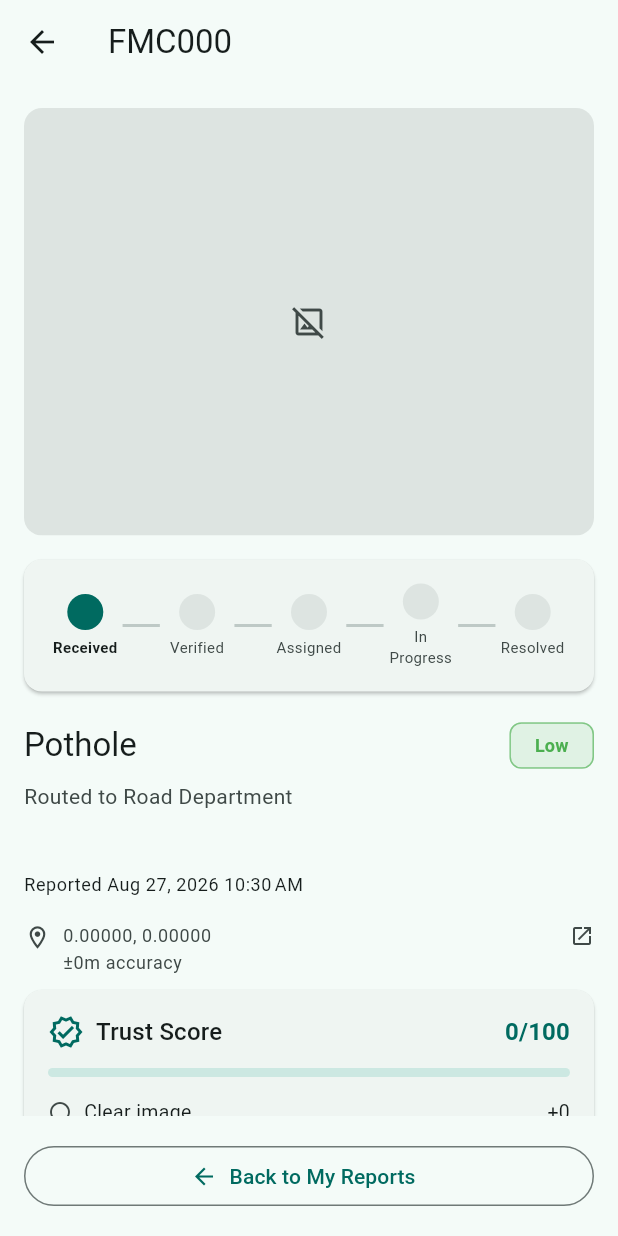
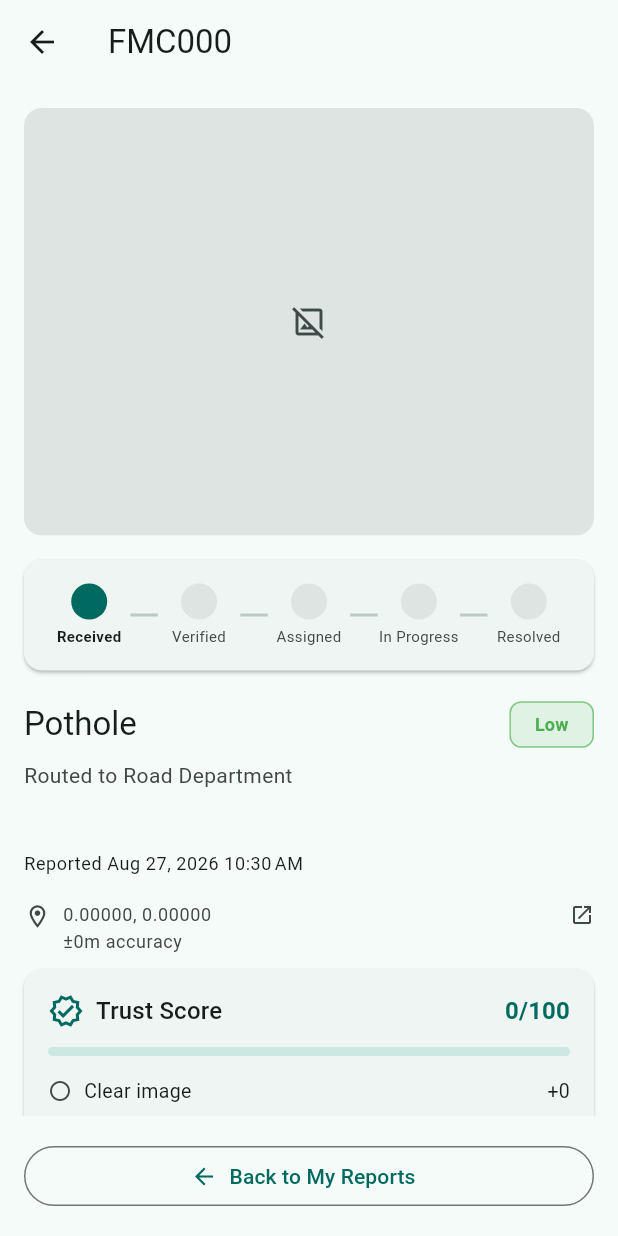
Before and after one commit to nilu-mukherjee/fixmycity, a Flutter app: the TicketDetailScreen screen opened directly with empty values, on a phone screen of 412 x 824 dp. Run offline on Flutter 3.47's test engine with Material 3 defaults, Android fonts, the phone set to English and light mode, and no system bars; our stand-ins replace camera, geocoding, geolocator, google_sign_in, shared_preferences; missing offline and left inert: object_detection; accounts and stored records are empty.

Commit message:
Fix status timeline labels breaking mid-word ("Receiv"/"ed")
The Expanded-based fix stopped the row overflowing, but a single
long word like "Received" still didn't fit its ~50-60dp column at
the app-wide 1.3x text-scale clamp, so it wrapped mid-word onto a
second line. This stepper is dense/glanceable UI, not reading text —
pin its labels to a fixed (non-scaling) size and truncate with an
ellipsis on one line instead, plus give each dot a bit more relative
width (flex 3 vs the connector's implicit 1).

Co-Authored-By: Claude Sonnet 5 <noreply@anthropic.com>
Claude-Session: https://claude.ai/code/session_01UXj9K19bc8fF8BJ7bc1C1n

```diff
--- a/android_app/lib/widgets/status_timeline.dart
+++ b/android_app/lib/widgets/status_timeline.dart
@@ -30,7 +30,7 @@ class StatusTimeline extends StatelessWidget {
           // 320dp minimum row width that didn't fit narrower screens
           // (overflowed past the edge on the A34).
           Expanded(
-            flex: 2,
+            flex: 3,
             child: _StepDot(
               label: steps[i].label,
               isDone: i < currentIndex,
@@ -70,10 +70,19 @@ class _StepDot extends StatelessWidget {
               : null,
         ),
         const SizedBox(height: 4),
-        Text(
+        // This stepper is dense/glanceable UI, not reading text — pinned to
+        // its own fixed scale regardless of the system font size so a
+        // single word like "Received" stays on one line instead of
+        // breaking mid-word once the ambient text scale (up to 1.3x
+        // app-wide) left it too wide for its column.
+        MediaQuery(
+          data: MediaQuery.of(
+            context,
+          ).copyWith(textScaler: TextScaler.noScaling),
+          child: Text(
             label,
             textAlign: TextAlign.center,
-          maxLines: 2,
+            maxLines: 1,
             overflow: TextOverflow.ellipsis,
             style: TextStyle(
               fontSize: 10,
@@ -81,6 +90,7 @@ class _StepDot extends StatelessWidget {
               color: active ? scheme.onSurface : scheme.onSurfaceVariant,
             ),
           ),
+        ),
       ],
     );
   }
```
Lines whose indentation alone changed are shown as unchanged.
